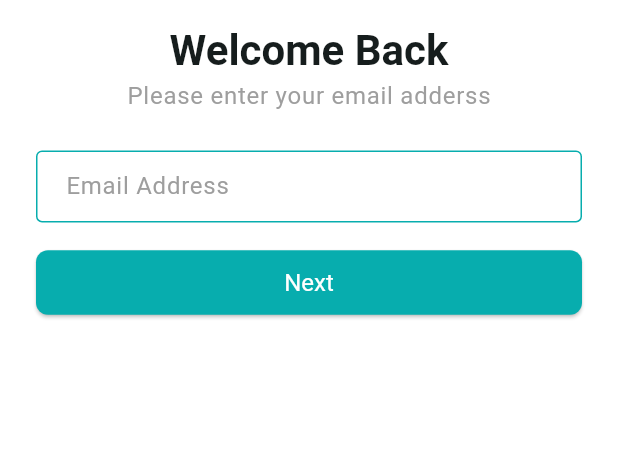
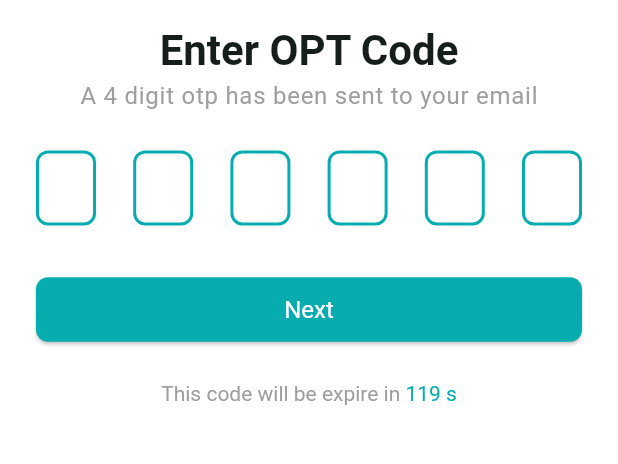
Before and after one commit to MontasirOpi/Flutter-E-commerce, a Flutter app: the screen it shows after launch, after a tap on "Next", on a phone screen of 412 x 824 dp, the part 345-809 px from its top. Run offline on Flutter 3.47's test engine with Material 3 defaults, Android fonts, the phone set to English and light mode, and no system bars; drawn by our look-alikes of pin_code_fields; our stand-ins replace email_validator, flutter_svg, get.

Commit message:
otp verification logic,getx,obs and ect

```diff
--- a/analysis_options.yaml
+++ b/analysis_options.yaml
@@ -7,6 +7,9 @@
 
 # The following line activates a set of recommended lints for Flutter apps,
 # packages, and plugins designed to encourage good coding practices.
+analyzer:
+  errors:
+    prefer_function_declarations_over_variables: ignore
 include: package:flutter_lints/flutter.yaml
 
 linter:
--- a/lib/app/app.dart
+++ b/lib/app/app.dart
@@ -1,5 +1,6 @@
 import 'package:ecommerce/app/app_theme_data.dart';
 import 'package:ecommerce/features/auth/ui/screens/email_verification_screen.dart';
+import 'package:ecommerce/features/auth/ui/screens/otp_verification_screen.dart';
 import 'package:ecommerce/features/auth/ui/screens/splash_screen.dart';
 import 'package:flutter/material.dart';
 
@@ -15,6 +16,7 @@ class CraftyBay extends StatelessWidget {
         '/': (context) => const SplashScreen(),
         EmailVerificationScreen.name: (context) =>
             const EmailVerificationScreen(),
+        OtpVerificationScreen.name: (context) => const OtpVerificationScreen(),
       },
     );
   }
--- /dev/null
+++ b/lib/app/app_constants.dart
@@ -0,0 +1,3 @@
+class AppConstants {
+  static const int resendOtpTimeOutInsec =120;
+}
--- a/lib/app/app_theme_data.dart
+++ b/lib/app/app_theme_data.dart
@@ -49,6 +49,12 @@ class AppThemeData {
                 ),
                 padding: EdgeInsets.symmetric(vertical: 12),
               ),
+      ),
+      textButtonTheme: TextButtonThemeData(
+        style: TextButton.styleFrom(
+          foregroundColor: AppColors.themeColor,
+
+        )
       )
     );
   }
--- a/lib/features/auth/ui/screens/email_verification_screen.dart
+++ b/lib/features/auth/ui/screens/email_verification_screen.dart
@@ -1,3 +1,4 @@
+import 'package:ecommerce/features/auth/ui/screens/otp_verification_screen.dart';
 import 'package:ecommerce/features/auth/ui/widgets/app_logo_widget.dart';
 import 'package:email_validator/email_validator.dart';
 import 'package:flutter/material.dart';
@@ -57,6 +58,7 @@ class _EmailVerificationScreenState extends State<EmailVerificationScreen> {
                 ElevatedButton(
                   onPressed: () {
                     // if (_fromKey.currentState!.validate()) {}
+                    Navigator.pushNamed(context, OtpVerificationScreen.name);
                   },
                   child: Text('Next'),
                 ),
--- /dev/null
+++ b/lib/features/auth/ui/screens/otp_verification_screen.dart
@@ -0,0 +1,132 @@
+import 'dart:async';
+import 'package:ecommerce/app/app_colors.dart';
+import 'package:ecommerce/app/app_constants.dart';
+import 'package:ecommerce/features/auth/ui/widgets/app_logo_widget.dart';
+
+import 'package:flutter/material.dart';
+import 'package:get/get.dart';
+import 'package:pin_code_fields/pin_code_fields.dart';
+
+class OtpVerificationScreen extends StatefulWidget {
+  const OtpVerificationScreen({super.key});
+
+  static const String name = '/otp-verification';
+
+  @override
+  State<OtpVerificationScreen> createState() => _OtpVerificationScreenState();
+}
+
+class _OtpVerificationScreenState extends State<OtpVerificationScreen> {
+  final TextEditingController _otpTEController = TextEditingController();
+  final GlobalKey<FormState> _fromKey = GlobalKey<FormState>();
+
+  final RxInt _remainingTime = AppConstants.resendOtpTimeOutInsec.obs;
+  late Timer timer;
+  final RxBool _enableResentCodeButton = false.obs;
+
+  @override
+  void initState() {
+    super.initState();
+    _startResentCodeTimer();
+  }
+
+  void _startResentCodeTimer() {
+    _enableResentCodeButton.value = false;
+    _remainingTime.value = AppConstants.resendOtpTimeOutInsec;
+    timer = Timer.periodic(const Duration(seconds: 1), (t) {
+      _remainingTime.value--;
+
+      if (_remainingTime.value == 0) {
+        t.cancel();
+        _enableResentCodeButton.value = true;
+      }
+    });
+  }
+
+  @override
+  Widget build(BuildContext context) {
+    return Scaffold(
+      body: SingleChildScrollView(
+        child: Padding(
+          padding: const EdgeInsets.all(24),
+          child: Form(
+            key: _fromKey,
+            child: Column(
+              children: [
+                const SizedBox(height: 80),
+                const AppLogoWidget(),
+                const SizedBox(height: 16),
+                Text(
+                  'Enter OPT Code',
+                  style: Theme.of(context).textTheme.titleLarge,
+                ),
+                Text('A 4 digit otp has been sent to your email',
+                    style: Theme.of(context).textTheme.bodyLarge?.copyWith(
+                          color: Colors.grey,
+                        )),
+                const SizedBox(height: 24),
+                PinCodeTextField(
+                  length: 6,
+                  obscureText: false,
+                  animationType: AnimationType.fade,
+                  animationDuration: const Duration(milliseconds: 300),
+                  pinTheme: PinTheme(
+                      shape: PinCodeFieldShape.box,
+                      // selectedFillColor: Colors.green,
+                      activeColor: AppColors.themeColor,
+                      inactiveColor: AppColors.themeColor,
+                      borderRadius: BorderRadius.circular(8)),
+                  keyboardType: TextInputType.number,
+                  appContext: context,
+                  controller: _otpTEController,
+                ),
+                const SizedBox(height: 16),
+                ElevatedButton(
+                  onPressed: () {
+                    // if (_fromKey.currentState!.validate()) {}
+                  },
+                  child: const Text('Next'),
+                ),
+                const SizedBox(height: 24),
+                Obx(() => Visibility(
+                      visible: !_enableResentCodeButton.value,
+                      child: RichText(
+                        text: TextSpan(
+                          text: 'This code will be expire in ',
+                          style: const TextStyle(
+                            color: Colors.grey,
+                          ),
+                          children: [
+                            TextSpan(
+                                text: '$_remainingTime s',
+                                style: const TextStyle(
+                                    color: AppColors.themeColor)),
+                          ],
+                        ),
+                      ),
+                    )),
+                Obx(
+                  () => Visibility(
+                    visible: _enableResentCodeButton.value,
+                    child: TextButton(
+                      onPressed: () {
+                        _startResentCodeTimer();
+                      },
+                      child: const Text('Resend Code'),
+                    ),
+                  ),
+                ),
+              ],
+            ),
+          ),
+        ),
+      ),
+    );
+  }
+
+  @override
+  void dispose() {
+    timer.cancel();
+    super.dispose();
+  }
+}
--- a/pubspec.yaml
+++ b/pubspec.yaml
@@ -37,6 +37,8 @@ dependencies:
   cupertino_icons: ^1.0.8
   flutter_svg: ^2.0.16
   email_validator: ^3.0.0
+  pin_code_fields: ^8.0.1
+  get: ^4.6.6
 
 dev_dependencies:
   flutter_test:
```
Also changed, not shown: pubspec.lock.
